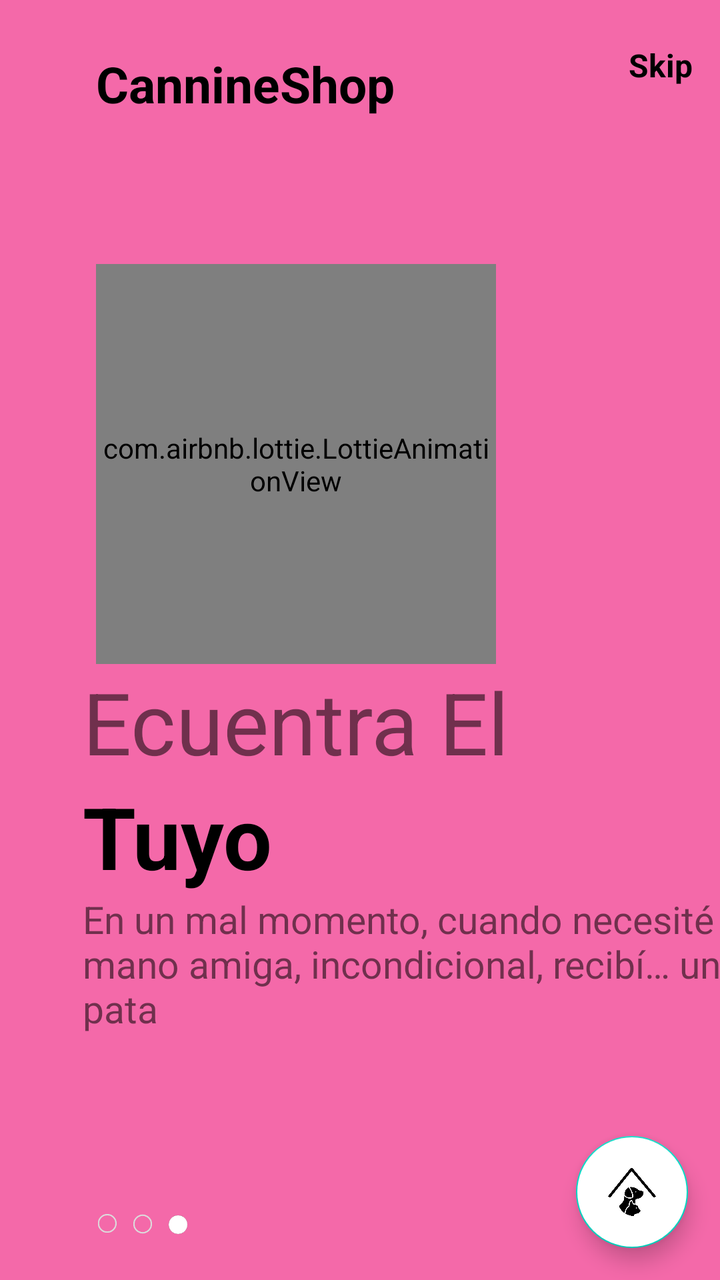
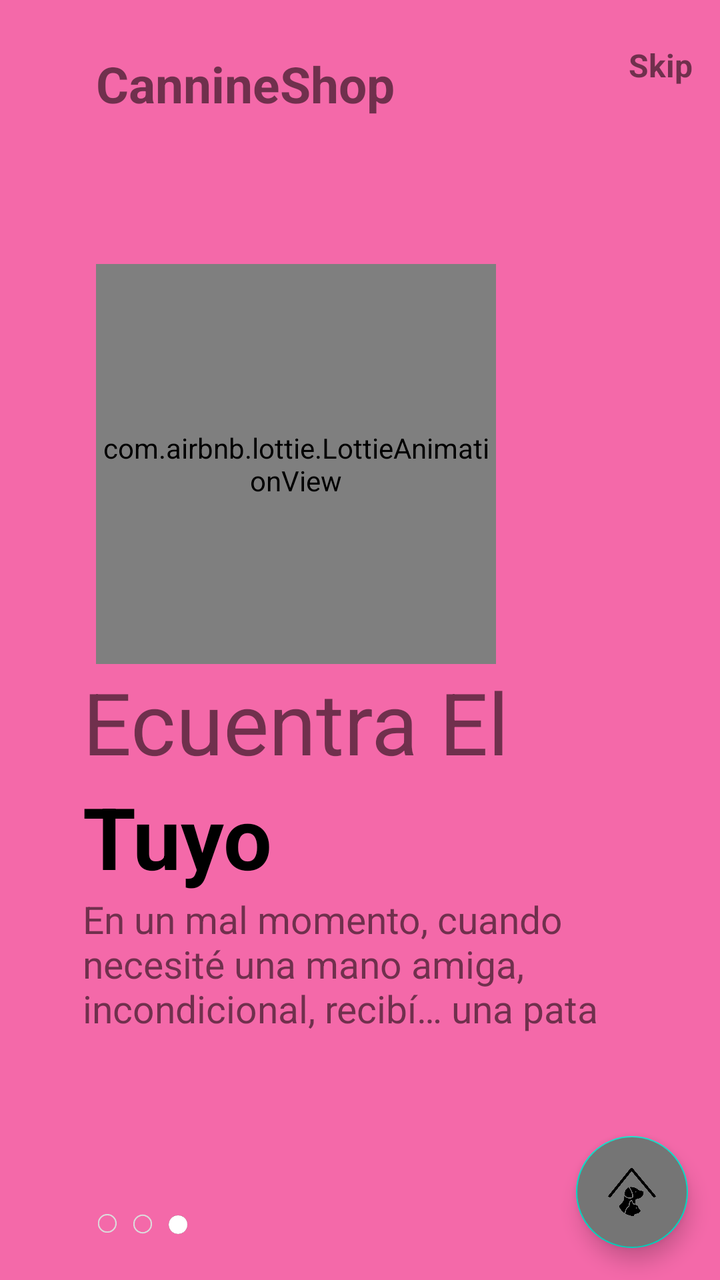

Screens rendered from an Android XML layout before and after an edit, with the pre-edit source and the edit as a unified diff.
<!-- AndroidManifest.xml: application theme Theme.Flashlight -->
<!-- res/layout/fragment_on_boarding3.xml -->
<?xml version="1.0" encoding="utf-8"?>
<androidx.constraintlayout.widget.ConstraintLayout xmlns:android="http://schemas.android.com/apk/res/android"
    xmlns:app="http://schemas.android.com/apk/res-auto"
    android:layout_width="match_parent"
    android:layout_height="match_parent"
    android:background="@color/pink">

    <com.airbnb.lottie.LottieAnimationView
        android:id="@+id/ImageViewId"
        app:lottie_autoPlay="true"
        app:lottie_repeatCount="999999999"
        android:layout_width="200dp"
        android:layout_height="200dp"
        app:lottie_rawRes="@raw/o_b3"
        app:layout_constraintBottom_toBottomOf="parent"
        app:layout_constraintEnd_toEndOf="parent"
        app:layout_constraintHorizontal_bias=".3"
        app:layout_constraintStart_toStartOf="parent"
        app:layout_constraintTop_toTopOf="parent"
        app:layout_constraintVertical_bias=".3" />

    <TextView
        android:id="@+id/textView"
        android:layout_width="wrap_content"
        android:layout_height="wrap_content"
        android:layout_marginTop="25dp"
        android:layout_marginRight="30dp"
        android:text="CannineShop"
        android:textColor="@color/black"
        android:textSize="25sp"
        android:textStyle="bold"
        app:layout_constraintBottom_toTopOf="@+id/ImageViewId"
        app:layout_constraintEnd_toEndOf="parent"
        app:layout_constraintHorizontal_bias="0.0"
        app:layout_constraintStart_toStartOf="@+id/ImageViewId"
        app:layout_constraintTop_toTopOf="parent"
        app:layout_constraintVertical_bias="0.0" />

    <TextView
        android:id="@+id/SkipId"
        android:layout_width="wrap_content"
        android:layout_height="wrap_content"
        android:text="Skip"
        android:textColor="@android:color/black"
        android:textSize="16sp"
        android:textStyle="bold"
        app:layout_constraintBottom_toBottomOf="parent"
        app:layout_constraintEnd_toEndOf="parent"
        app:layout_constraintHorizontal_bias="0.896"
        app:layout_constraintStart_toEndOf="@+id/textView"
        app:layout_constraintTop_toTopOf="parent"
        app:layout_constraintVertical_bias="0.035" />

    <TextView
        android:id="@+id/textView2"
        android:layout_width="wrap_content"
        android:layout_height="wrap_content"
        android:text="Ecuentra El"
        android:textSize="43sp"
        android:textStyle="normal"
        app:layout_constraintEnd_toEndOf="@+id/ImageViewId"
        app:layout_constraintStart_toStartOf="@+id/ImageViewId"
        app:layout_constraintTop_toBottomOf="@+id/ImageViewId" />

    <TextView
        android:id="@+id/textView3"
        android:layout_width="wrap_content"
        android:layout_height="wrap_content"
        android:text="Tuyo"
        android:textColor="@android:color/black"
        android:textSize="43sp"
        android:textStyle="bold"
        app:layout_constraintEnd_toEndOf="@+id/textView2"
        app:layout_constraintHorizontal_bias="0.0"
        app:layout_constraintStart_toStartOf="@+id/textView2"
        app:layout_constraintTop_toBottomOf="@+id/textView2" />

    <TextView
        android:id="@+id/descriptionId"
        android:layout_width="wrap_content"
        android:layout_height="wrap_content"
        android:text="En un mal momento, cuando necesité una mano amiga, incondicional, recibí… una pata"
        android:textSize="19sp"
        app:layout_constraintEnd_toEndOf="@+id/textView3"
        app:layout_constraintHorizontal_bias="0"
        app:layout_constraintStart_toStartOf="@+id/textView3"
        app:layout_constraintTop_toBottomOf="@+id/textView3" />

    <ImageView
        android:id="@+id/imageView"
        android:layout_width="50dp"
        android:layout_height="10dp"
        android:layout_marginLeft="5dp"
        android:src="@drawable/tab3"
        app:layout_constraintBottom_toBottomOf="parent"
        app:layout_constraintEnd_toEndOf="@+id/descriptionId"
        app:layout_constraintHorizontal_bias="0"
        app:layout_constraintStart_toStartOf="@+id/descriptionId"
        app:layout_constraintTop_toBottomOf="@+id/descriptionId"
        app:layout_constraintVertical_bias="0.795" />

    <com.google.android.material.floatingactionbutton.FloatingActionButton
        android:id="@+id/fab"
        android:layout_width="wrap_content"
        android:layout_height="wrap_content"
        android:src="@drawable/flecha"
        android:backgroundTint="@color/white"
        app:layout_constraintVertical_bias="1"
        app:layout_constraintHorizontal_bias="1"
        android:layout_margin="16dp"
        app:layout_constraintBottom_toBottomOf="parent"
        app:layout_constraintEnd_toEndOf="parent"
        app:layout_constraintStart_toStartOf="parent"
        app:layout_constraintTop_toTopOf="parent" />


</androidx.constraintlayout.widget.ConstraintLayout>
<!-- resources referenced by this layout -->
<resources>
  <color name="black">#000000</color>
  <color name="pink">#f469a9</color>
  <color name="white">#ffffff</color>
  <!-- drawable flecha: png bitmap (drawable-v24, 10224 bytes) -->
  <!-- drawable tab3: png bitmap (drawable-v24, 3299 bytes) -->
  <style name="Theme.Flashlight" parent="Theme.MaterialComponents.DayNight.DarkActionBar">
          
          <item name="colorPrimary">@color/purple_500</item>
          <item name="colorPrimaryVariant">@color/purple_700</item>
          <item name="colorOnPrimary">@color/white</item>
          
          <item name="colorSecondary">@color/teal_200</item>
          <item name="colorSecondaryVariant">@color/teal_700</item>
          <item name="colorOnSecondary">@color/black</item>
          
          <item name="android:statusBarColor" tools:targetApi="l">?attr/colorPrimaryVariant</item>
          
      </style>
  <color name="purple_500">#FF6200EE</color>
  <color name="purple_700">#FF3700B3</color>
  <color name="teal_200">#FF03DAC5</color>
  <color name="teal_700">#FF018786</color>
</resources>

<!-- the commit's change to res/layout/fragment_on_boarding3.xml (unified diff, before → after) -->
@@ -25,8 +25,7 @@
         android:layout_height="wrap_content"
         android:layout_marginTop="25dp"
         android:layout_marginRight="30dp"
-        android:text="CannineShop"
-        android:textColor="@color/black"
+        android:text="@string/app_name"
         android:textSize="25sp"
         android:textStyle="bold"
         app:layout_constraintBottom_toTopOf="@+id/ImageViewId"
@@ -41,7 +40,6 @@
         android:layout_width="wrap_content"
         android:layout_height="wrap_content"
         android:text="Skip"
-        android:textColor="@android:color/black"
         android:textSize="16sp"
         android:textStyle="bold"
         app:layout_constraintBottom_toBottomOf="parent"
@@ -79,7 +77,7 @@
         android:id="@+id/descriptionId"
         android:layout_width="wrap_content"
         android:layout_height="wrap_content"
-        android:text="En un mal momento, cuando necesité una mano amiga, incondicional, recibí… una pata"
+        android:text="En un mal momento, cuando \nnecesité una mano amiga, \nincondicional, recibí… una pata"
         android:textSize="19sp"
         app:layout_constraintEnd_toEndOf="@+id/textView3"
         app:layout_constraintHorizontal_bias="0"
@@ -104,7 +102,7 @@
         android:layout_width="wrap_content"
         android:layout_height="wrap_content"
         android:src="@drawable/flecha"
-        android:backgroundTint="@color/white"
+        android:backgroundTint="@color/colorTextSecondary"
         app:layout_constraintVertical_bias="1"
         app:layout_constraintHorizontal_bias="1"
         android:layout_margin="16dp"
<!-- resource entries referenced after the edit -->
@@ -1,10 +1,12 @@
 <!-- resources referenced by this layout -->
 <resources>
+  <color name="colorTextSecondary">#757575</color>
   <color name="black">#000000</color>
   <color name="pink">#f469a9</color>
   <color name="white">#ffffff</color>
   <!-- drawable flecha: png bitmap (drawable-v24, 10224 bytes) -->
   <!-- drawable tab3: png bitmap (drawable-v24, 3299 bytes) -->
+  <string name="app_name">CannineShop</string>
   <style name="Theme.Flashlight" parent="Theme.MaterialComponents.DayNight.DarkActionBar">
           
           <item name="colorPrimary">@color/purple_500</item>
